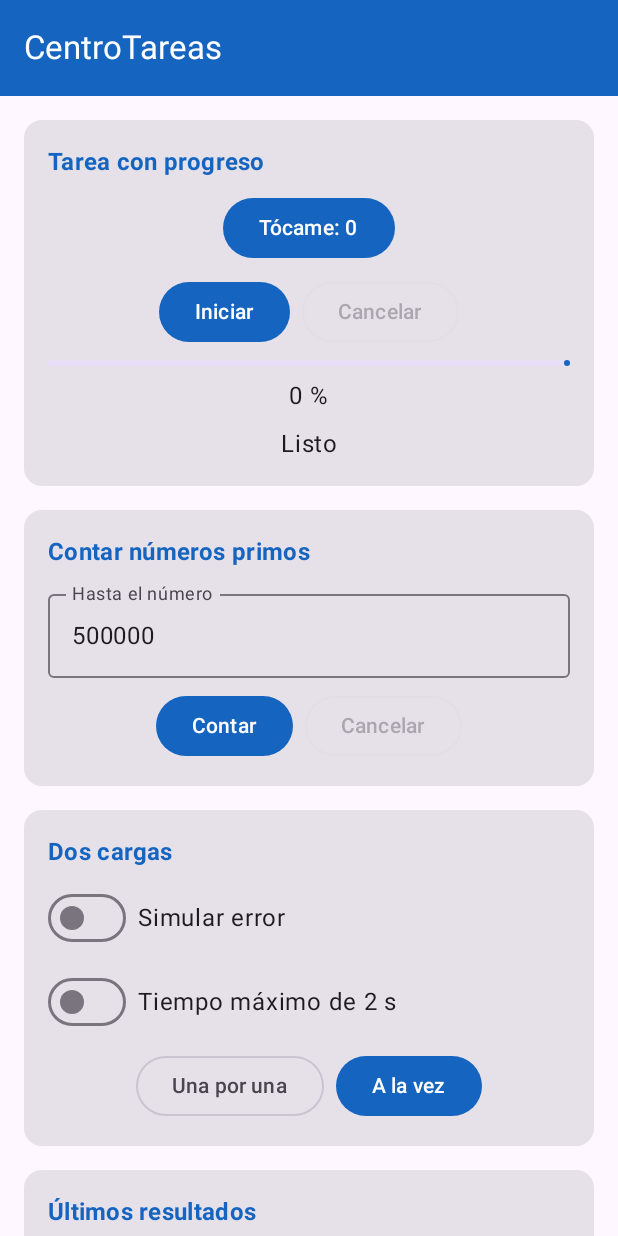
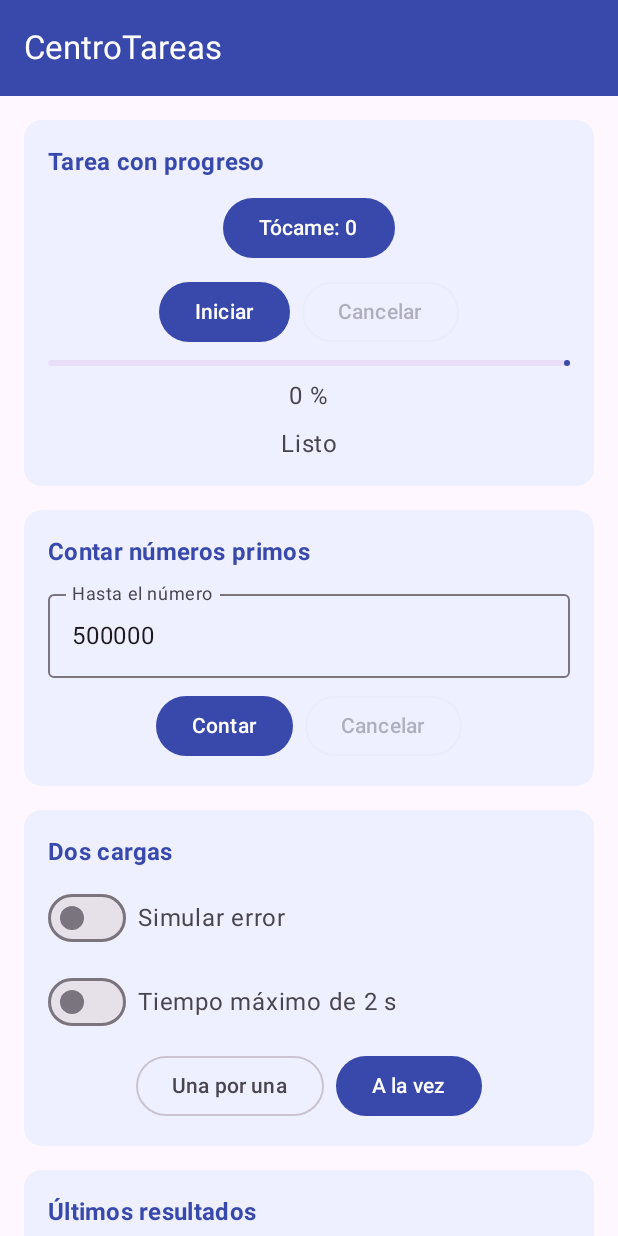
Before and after one commit to carlosjunco2025/CentroTareas, an Android app built with Jetpack Compose: the screen it shows after launch (MainActivity), on a phone screen of 412 x 824 dp. Run offline under Robolectric (Android 15) with nearby library versions, the phone set to English and light mode, and no system bars.

Commit message:
style(ui): cambia la paleta a azul indigo y da un fondo suave a las tarjetas de cada tarea

```diff
--- a/app/src/main/java/com/junco/centrotareas/ui/PantallaTareas.kt
+++ b/app/src/main/java/com/junco/centrotareas/ui/PantallaTareas.kt
@@ -16,6 +16,7 @@ import androidx.compose.foundation.text.KeyboardOptions
 import androidx.compose.foundation.verticalScroll
 import androidx.compose.material3.Button
 import androidx.compose.material3.Card
+import androidx.compose.material3.CardDefaults
 import androidx.compose.material3.CircularProgressIndicator
 import androidx.compose.material3.ExperimentalMaterial3Api
 import androidx.compose.material3.LinearProgressIndicator
@@ -246,10 +247,16 @@ fun PantallaTareas(vm: TareasViewModel) {
     }
 }
 
-// Card con el título de la tarea en azul
+// Card con el título de la tarea en el color principal del tema (índigo)
 @Composable
 fun TarjetaTarea(titulo: String, contenido: @Composable ColumnScope.() -> Unit) {
-    Card(modifier = Modifier.fillMaxWidth()) {
+    // Fondo índigo suave del tema para que cada tarea se distinga del fondo
+    Card(
+        modifier = Modifier.fillMaxWidth(),
+        colors = CardDefaults.cardColors(
+            containerColor = MaterialTheme.colorScheme.surfaceVariant
+        )
+    ) {
         Column(
             modifier = Modifier.padding(16.dp),
             horizontalAlignment = Alignment.CenterHorizontally,
--- a/app/src/main/java/com/junco/centrotareas/ui/theme/Color.kt
+++ b/app/src/main/java/com/junco/centrotareas/ui/theme/Color.kt
@@ -10,6 +10,12 @@ val Azul40 = Color(0xFF1565C0)
 val AzulGris40 = Color(0xFF535F70)
 val Celeste40 = Color(0xFF0277BD)
 
+// Paleta propia de CentroTareas (azul índigo)
+val Indigo = Color(0xFF3949AB)        // barra superior, botones y títulos de las tarjetas
+val IndigoClaro = Color(0xFFB8C3FF)   // lo mismo en tema oscuro
+val IndigoFondo = Color(0xFFEEF0FF)   // fondo de las tarjetas en tema claro
+val IndigoNoche = Color(0xFF1F2554)   // fondo de las tarjetas en tema oscuro
+
 // Colores de los recuadros de resultado
 val VerdeExito = Color(0xFFDFF5E1)
 val VerdeExitoTexto = Color(0xFF1B5E20)
--- a/app/src/main/java/com/junco/centrotareas/ui/theme/Theme.kt
+++ b/app/src/main/java/com/junco/centrotareas/ui/theme/Theme.kt
@@ -13,15 +13,17 @@ import androidx.compose.ui.graphics.Color
 import androidx.compose.ui.platform.LocalContext
 
 private val DarkColorScheme = darkColorScheme(
-    primary = Azul40,
-    onPrimary = Color.White,
+    primary = IndigoClaro,
+    onPrimary = IndigoNoche,
+    surfaceVariant = IndigoNoche,
     secondary = AzulGris80,
     tertiary = Celeste80
 )
 
 private val LightColorScheme = lightColorScheme(
-    primary = Azul40,
+    primary = Indigo,
     onPrimary = Color.White,
+    surfaceVariant = IndigoFondo,
     secondary = AzulGris40,
     tertiary = Celeste40
 
```
